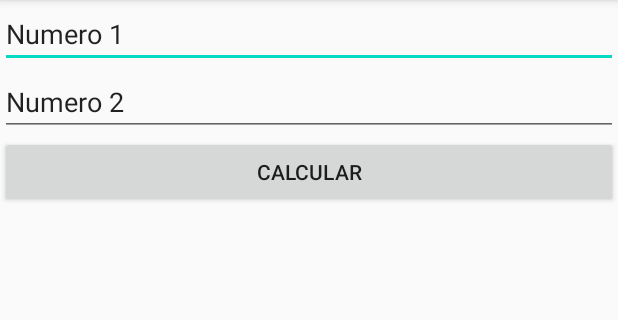
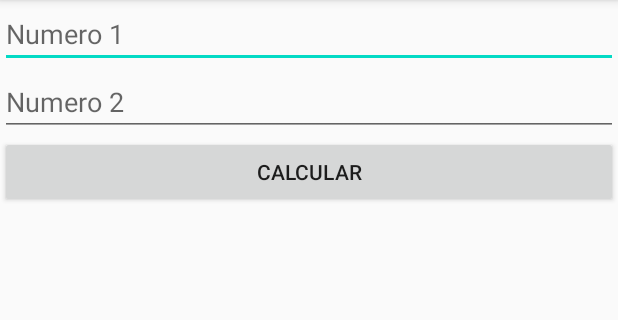
Before and after one commit to skellive/repositorio_materia, an Android app: the screen it shows after launch (MainActivity), on a phone screen of 412 x 824 dp, the part 84-404 px from its top. Run offline under Robolectric (Android 15) with nearby library versions, the phone set to English and light mode, and no system bars.

```diff
--- a/app/src/main/res/layout/activity_main.xml
+++ b/app/src/main/res/layout/activity_main.xml
@@ -15,16 +15,16 @@
             android:layout_width="match_parent"
             android:layout_height="wrap_content"
             android:ems="10"
-            android:inputType="textPersonName"
-            android:text="@string/num_1" />
+            android:hint="@string/num_1"
+            android:inputType="textPersonName" />
 
         <EditText
             android:id="@+id/txtNum2"
             android:layout_width="match_parent"
             android:layout_height="wrap_content"
             android:ems="10"
-            android:inputType="textPersonName"
-            android:text="@string/num_2" />
+            android:hint="@string/num_2"
+            android:inputType="textPersonName" />
 
         <Space
             android:layout_width="match_parent"
```
